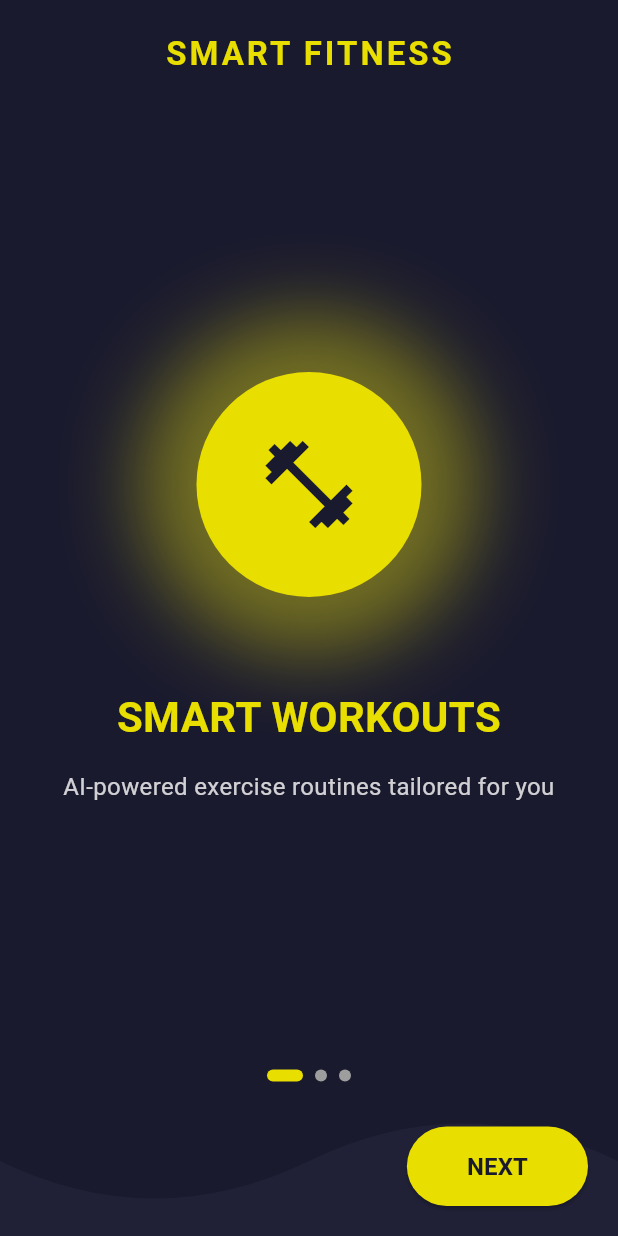
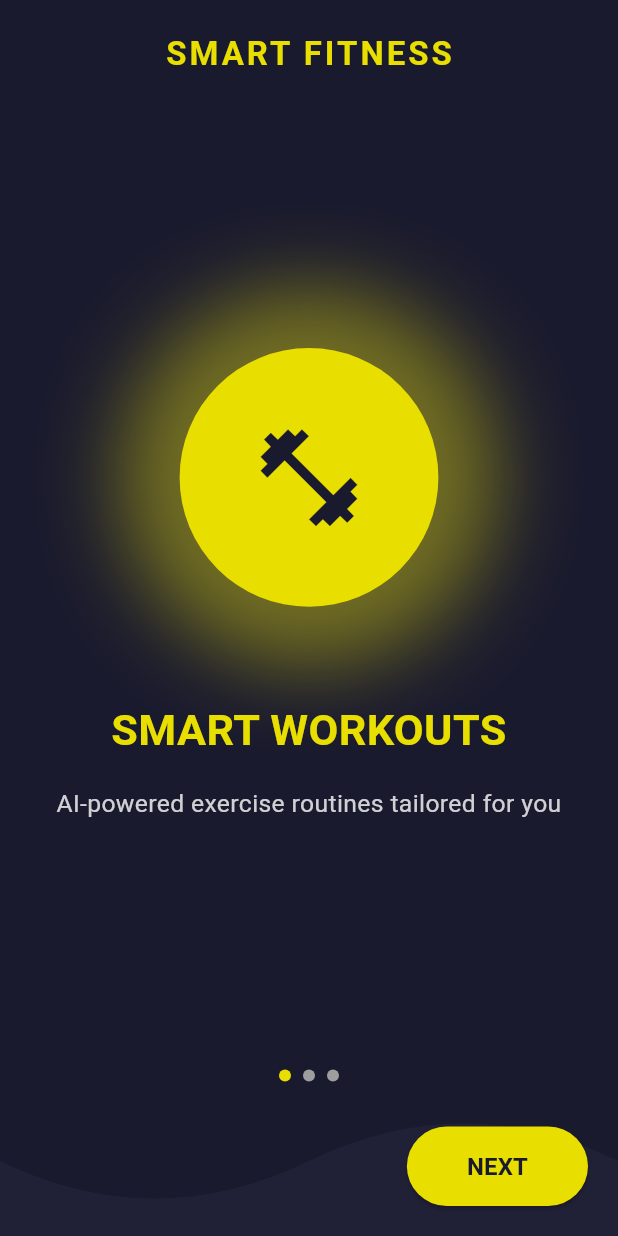
Before and after one commit to Faraz575/fitform_ai, a Flutter app: the screen it shows after launch, on a phone screen of 412 x 824 dp. Run offline on Flutter 3.47's test engine with Material 3 defaults, Android fonts, the phone set to English and light mode, and no system bars; drawn by our look-alikes of smooth_page_indicator; our stand-ins replace get.

Commit message:
15/10/2025

```diff
--- a/lib/App/modules/Onboarding/widgets/onboarding_page_content.dart
+++ /dev/null
@@ -1,64 +0,0 @@
-import 'package:flutter/cupertino.dart';
-import 'package:flutter/material.dart';
-
-class OnboardingPageContent extends StatelessWidget {
-  final IconData icon;
-  final String title;
-  final String subtitle;
-
-  const OnboardingPageContent({
-    super.key,
-    required this.icon,
-    required this.title,
-    required this.subtitle,
-  });
-
-  @override
-  Widget build(BuildContext context) {
-    return Column(
-      mainAxisAlignment: MainAxisAlignment.center,
-      children: [
-        Container(
-          width: 150,
-          height: 150,
-          decoration: BoxDecoration(
-            shape: BoxShape.circle,
-            color: const Color(0xFFE8DE00),
-            boxShadow: [
-              BoxShadow(
-                color: const Color(0xFFE8DE00).withOpacity(0.6),
-                blurRadius: 50.0,
-                spreadRadius: 30.0,
-              ),
-              BoxShadow(
-                color: const Color(0xFF2E2E48).withOpacity(0.3),
-                blurRadius: 40.0,
-                spreadRadius: 20.0,
-              ),
-            ],
-          ),
-          child: Icon(icon, color: const Color(0xFF1A1A2E), size: 70),
-        ),
-        const SizedBox(height: 60),
-        Text(
-          title,
-          textAlign: TextAlign.center,
-          style: const TextStyle(
-            color: Color(0xFFE8DE00),
-            fontSize: 28,
-            fontWeight: FontWeight.bold,
-          ),
-        ),
-        const SizedBox(height: 15),
-        Text(
-          subtitle,
-          textAlign: TextAlign.center,
-          style: TextStyle(
-            color: Colors.white.withOpacity(0.8),
-            fontSize: 16,
-          ),
-        ),
-      ],
-    );
-  }
-}
--- a/lib/App/modules/Onboarding/onboarding_screen.dart
+++ b/lib/app/modules/Onboarding/views/onboarding_screen.dart
@@ -1,11 +1,10 @@
 import 'package:fitform_ai/App/modules/Onboarding/static_data/onboarding_data.dart';
-import 'package:fitform_ai/App/modules/Onboarding/widgets/onboarding_page_content.dart';
-import 'package:fitform_ai/App/modules/Onboarding/widgets/wavy_clipper.dart';
+import 'package:fitform_ai/App/modules/Onboarding/views/widgets/onboarding_page_content.dart';
+import 'package:fitform_ai/App/modules/Onboarding/views/widgets/wavy_clipper.dart';
 import 'package:flutter/material.dart';
 import 'package:get/get.dart';
-
-import 'onboarding_controller.dart';
-
+import 'package:smooth_page_indicator/smooth_page_indicator.dart';
+import '../controller/onboarding_controller.dart';
 
 class OnboardingScreen extends StatelessWidget {
   OnboardingScreen({super.key});
@@ -19,7 +18,6 @@
       body: SafeArea(
         child: Stack(
           children: [
-            // Wavy Background Shape
             Positioned(
               bottom: 0,
               left: 0,
@@ -64,27 +62,18 @@
                   ),
                 ),
 
-                Obx( () => Row(
-                    mainAxisAlignment: MainAxisAlignment.center,
-                    children: List.generate(
-                      onboardingPages.length,
-                          (index) => AnimatedContainer(
-                        duration: const Duration(milliseconds: 300),
-                        margin: const EdgeInsets.symmetric(horizontal: 4),
-                        width: controller.currentPage.value == index ? 24 : 8,
-                        height: 8,
-                        decoration: BoxDecoration(
-                          color: controller.currentPage.value == index
-                              ? const Color(0xFFE8DE00)
-                              : Colors.grey,
-                          borderRadius: BorderRadius.circular(12),
-                        ),
-                      ),
-                    ),
+                SmoothPageIndicator(
+                  controller: controller.pageController,
+                  count: onboardingPages.length,
+                  effect: const WormEffect(
+                    dotColor: Colors.grey,
+                    activeDotColor: Color(0xFFE8DE00),
+                    dotHeight: 8,
+                    dotWidth: 8,
+                    type: WormType.thin,
                   ),
                 ),
                 const SizedBox(height: 30),
-
                 // Bottom Buttons
                 _buildBottomButtons(),
                 const SizedBox(height: 20),
@@ -97,8 +86,20 @@
   }
 
   Widget _buildBottomButtons() {
+    final backButtonStyle = ElevatedButton.styleFrom(
+      backgroundColor: Colors.grey.withOpacity(0.2),
+      shape: const CircleBorder(),
+      padding: const EdgeInsets.all(15),
+    );
+
+    final nextButtonStyle = ElevatedButton.styleFrom(
+      backgroundColor: const Color(0xFFE8DE00),
+      foregroundColor: const Color(0xFF1A1A2E),
+      shape: RoundedRectangleBorder(borderRadius: BorderRadius.circular(30)),
+      padding: const EdgeInsets.symmetric(horizontal: 40, vertical: 15),
+    );
     return Obx(
-          () => Padding(
+      () => Padding(
         padding: const EdgeInsets.symmetric(horizontal: 20.0),
         child: Row(
           mainAxisAlignment: MainAxisAlignment.spaceBetween,
@@ -108,35 +109,31 @@
               duration: const Duration(milliseconds: 300),
               opacity: controller.currentPage.value > 0 ? 1.0 : 0.0,
               child: ElevatedButton(
-                onPressed: controller.previousPage,
-                style: ElevatedButton.styleFrom(
-                  backgroundColor: Colors.grey.withOpacity(0.2),
-                  shape: const CircleBorder(),
-                  padding: const EdgeInsets.all(15),
+                onPressed: controller.currentPage.value > 0
+                    ? controller.previousPage
+                    : null,
+                style: backButtonStyle,
+                child: const Text(
+                  'BACK',
+                  style: TextStyle(color: Colors.white),
                 ),
-                child: const Text('BACK', style: TextStyle(color: Colors.white)),
               ),
             ),
 
-            // Next / Get Started Button
             ElevatedButton(
-              onPressed: controller.currentPage.value == onboardingPages.length - 1
+              onPressed:
+                  controller.currentPage.value == onboardingPages.length - 1
                   ? controller.getStarted
                   : controller.nextPage,
-              style: ElevatedButton.styleFrom(
-                backgroundColor: const Color(0xFFE8DE00),
-                foregroundColor: const Color(0xFF1A1A2E),
-                shape: RoundedRectangleBorder(
-                  borderRadius: BorderRadius.circular(30),
-                ),
-                padding:
-                const EdgeInsets.symmetric(horizontal: 40, vertical: 15),
-              ),
+              style: nextButtonStyle,
               child: Text(
                 controller.currentPage.value == onboardingPages.length - 1
                     ? 'GET STARTED'
                     : 'NEXT',
-                style: const TextStyle(fontWeight: FontWeight.bold, fontSize: 16),
+                style: const TextStyle(
+                  fontWeight: FontWeight.bold,
+                  fontSize: 16,
+                ),
               ),
             ),
           ],
--- /dev/null
+++ b/lib/app/modules/Onboarding/views/widgets/onboarding_page_content.dart
@@ -0,0 +1,112 @@
+import 'package:flutter/material.dart';
+import 'package:get/get.dart';
+class OnboardingPageContent extends StatefulWidget {
+  final IconData icon;
+  final String title;
+  final String subtitle;
+
+  const OnboardingPageContent({
+    super.key,
+    required this.icon,
+    required this.title,
+    required this.subtitle,
+  });
+
+  @override
+  State<OnboardingPageContent> createState() => _OnboardingPageContentState();
+}
+
+class _OnboardingPageContentState extends State<OnboardingPageContent> with SingleTickerProviderStateMixin {
+
+  late AnimationController _animationController;
+  late Animation<double> _scaleAnimation;
+
+  @override
+  void initState() {
+    super.initState();
+    _animationController = AnimationController(
+      vsync: this,
+      duration: const Duration(seconds: 2), // Ek pulse 2 second tak chalega
+    );
+
+    _scaleAnimation = Tween<double>(begin: 0.95, end: 1.05).animate(
+      CurvedAnimation(
+        parent: _animationController,
+        curve: Curves.easeInOut,
+      ),
+    );
+
+    _animationController.repeat(reverse: true);
+  }
+
+  @override
+  void dispose() {
+    _animationController.dispose();
+    super.dispose();
+  }
+
+  @override
+  Widget build(BuildContext context) {
+    final screenWidth = Get.width;
+    final screenHeight = Get.height;
+
+    final circleSize = screenWidth * 0.4;
+    final titleFontSize = screenWidth * 0.07;
+    final subtitleFontSize = screenWidth * 0.04;
+    final iconSize = circleSize * 0.45;
+
+    return Column(
+      mainAxisAlignment: MainAxisAlignment.center,
+      children: [
+        ScaleTransition(
+          scale: _scaleAnimation,
+          child: Container(
+            width: circleSize,
+            height: circleSize,
+            decoration: BoxDecoration(
+              shape: BoxShape.circle,
+              color: const Color(0xFFE8DE00),
+              boxShadow: [
+                BoxShadow(
+                  color: const Color(0xFFE8DE00).withOpacity(0.6),
+                  blurRadius: 50.0,
+                  spreadRadius: 30.0,
+                ),
+                BoxShadow(
+                  color: const Color(0xFF2E2E48).withOpacity(0.3),
+                  blurRadius: 40.0,
+                  spreadRadius: 20.0,
+                ),
+              ],
+            ),
+            child: Icon(widget.icon, color: const Color(0xFF1A1A2E), size: iconSize),
+          ),
+        ),
+        SizedBox(height: screenHeight * 0.08),
+
+        Text(
+          widget.title,
+          textAlign: TextAlign.center,
+          style: TextStyle(
+            color: const Color(0xFFE8DE00),
+            fontSize: titleFontSize,
+            fontWeight: FontWeight.bold,
+          ),
+        ),
+        SizedBox(height: screenHeight * 0.02),
+
+        Padding(
+          padding: EdgeInsets.symmetric(horizontal: screenWidth * 0.05),
+          child: Text(
+            widget.subtitle,
+            textAlign: TextAlign.center,
+            style: TextStyle(
+              color: Colors.white.withOpacity(0.8),
+              fontSize: subtitleFontSize,
+            ),
+          ),
+        ),
+      ],
+    );
+  }
+}
--- a/lib/main.dart
+++ b/lib/main.dart
@@ -2,8 +2,6 @@
 import 'package:flutter/material.dart';
 import 'package:get/get_navigation/src/root/get_material_app.dart';
 
-import 'App/modules/Onboarding/onboarding_screen.dart';
-
 void main(){
-  runApp(GetMaterialApp(debugShowCheckedModeBanner: false,home: SplashScreen(),));
+  runApp(const GetMaterialApp(debugShowCheckedModeBanner: false,home: SplashScreen(),));
 }
```
Also changed, not shown: lib/App/modules/splash/splash_screen.dart (deleted, +0 -100 lines), lib/app/modules/Onboarding/controller/onboarding_controller.dart (renamed from lib/App/modules/Onboarding/onboarding_controller.dart, +6 -1 lines), lib/app/modules/splash/splash_screen.dart (added, +187 -0 lines), pubspec.yaml (+42 -70 lines), lib/app/modules/Onboarding/static_data/onboarding_data.dart (renamed from lib/App/modules/Onboarding/static_data/onboarding_data.dart), lib/app/modules/Onboarding/views/widgets/wavy_clipper.dart (renamed from lib/App/modules/Onboarding/widgets/wavy_clipper.dart), pubspec.lock (deleted), 17 other files.
